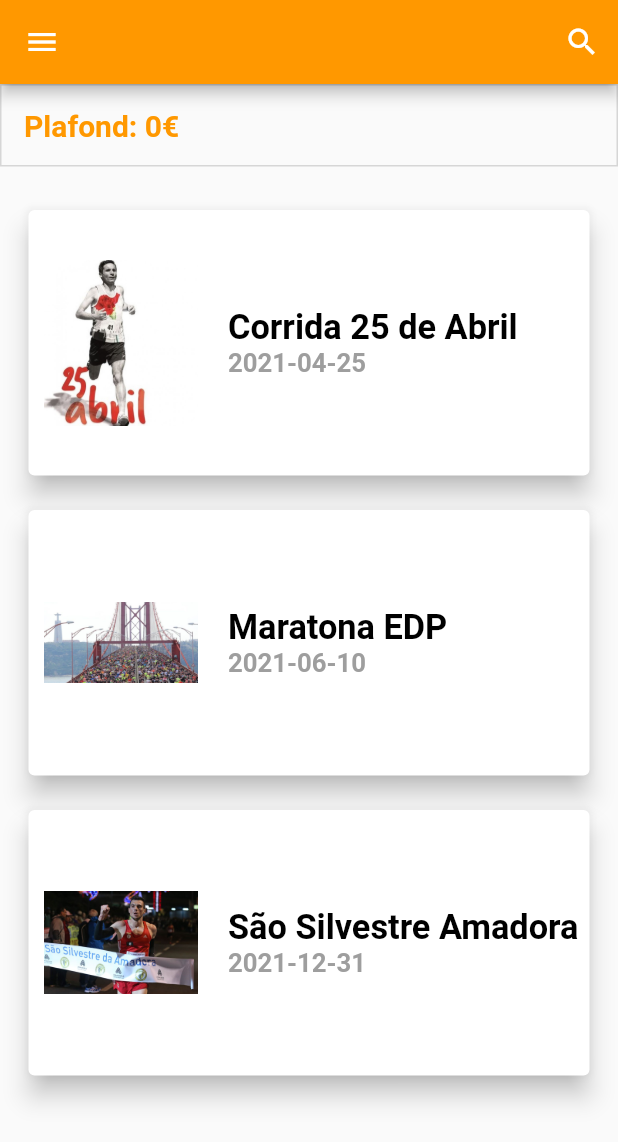
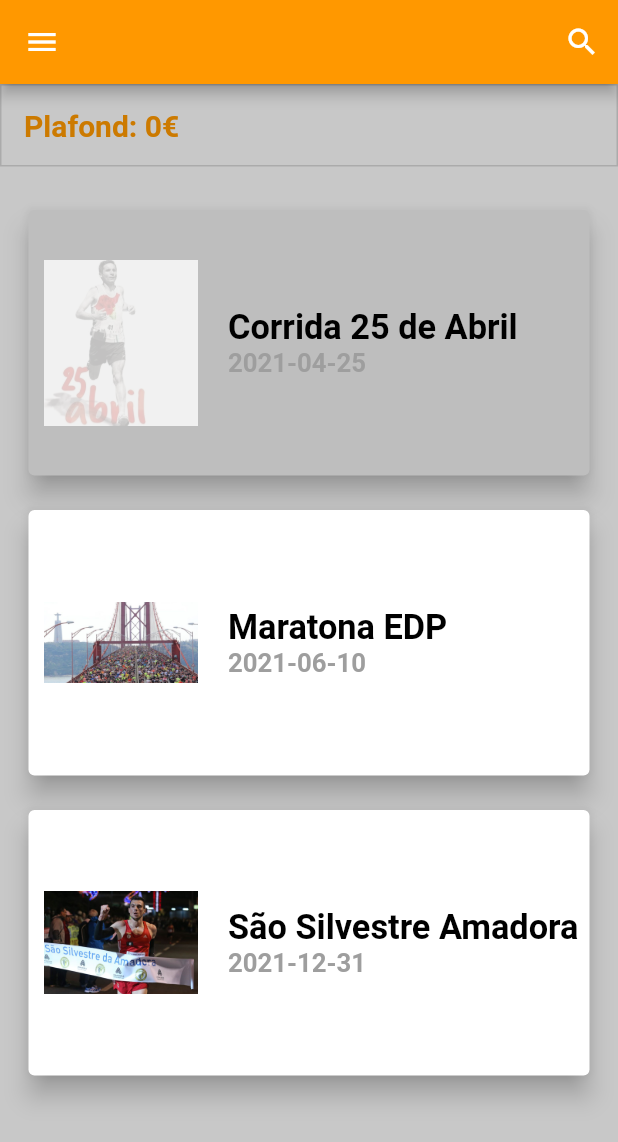
Before and after one commit to catarina-57502/trabalho-final-curso, a Flutter app: the HomeScreen screen opened directly with empty values, on a phone screen of 412 x 824 dp. Shown: the top 1142 px of the screen. Run offline on Flutter 3.47's test engine with Material 2 defaults, Android fonts, the phone set to English and light mode, and no system bars; our stand-ins replace charts_flutter, share; missing offline and left inert: date_range_picker.

Commit message:
prazo terminado indicador visual

```diff
--- a/lib/screens/home.dart
+++ b/lib/screens/home.dart
@@ -12,7 +12,7 @@ import 'package:provider/provider.dart';
 
 Api _api = Api();
 
-List _events = _api.events;
+List<Event> _events = _api.events;
 
 class HomeScreen extends StatefulWidget {
   final String title;
@@ -90,8 +90,7 @@ class _HomeScreenState extends State<HomeScreen>{
                                   child: Container(
                                     padding: EdgeInsets.fromLTRB(15,15,15,0),
                                     height: 200,
-                                    child: Card(
-
+                                    child: DateTime.parse(_events[index].deadline).isAfter(DateTime.now()) ? Card(
                                       elevation: 7,
                                       child: Row(
                                         children: [
@@ -99,8 +98,20 @@ class _HomeScreenState extends State<HomeScreen>{
                                           event(_events[index], context)
                                         ],
                                       ),
+                                    ) : Card(
+                                      color: Colors.grey.shade200,
+                                      elevation: 7,
+                                      child: Row(
+                                        children: [
+                                          ColorFiltered(
+                                            colorFilter: ColorFilter.mode(Colors.black.withOpacity(0.2), BlendMode.dstATop),
+                                            child: image(_events[index], context),
+                                          ),
+                                          event(_events[index], context),
+                                        ],
+                                      ),
                                     ),
-                                  )
+                                  ),
                               );
                             }),
                       ]
```
Also changed, not shown: lib/screens/details.dart (+6 -34 lines).
